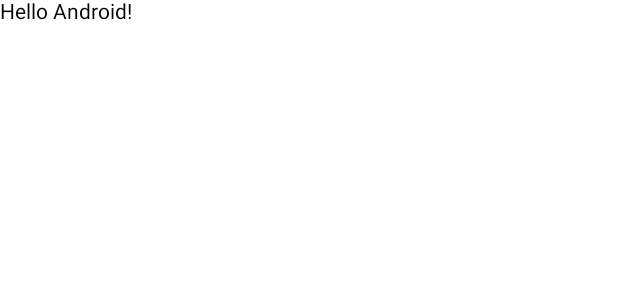
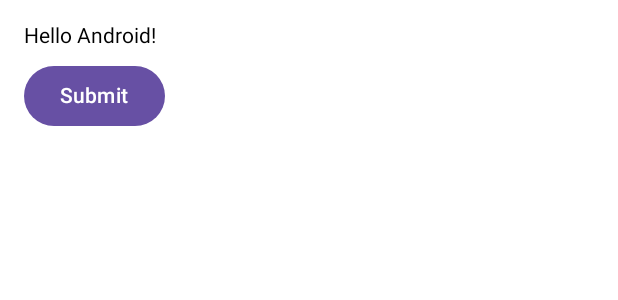
Before and after one commit to AravindMani-HariKrishnan/GiftLog, an Android app built with Jetpack Compose: the @Preview function GreetingPreview, on a phone screen of 412 x 824 dp. Shown: the top 300 px of the screen. Run offline under Robolectric (Android 15) with nearby library versions, the phone set to English and light mode, and no system bars; missing, so only their content is drawn: AppTheme.

Commit message:
View added

```diff
--- a/app/src/main/java/com/HarSu/giftlog/MainActivity.kt
+++ b/app/src/main/java/com/HarSu/giftlog/MainActivity.kt
@@ -3,13 +3,19 @@ package com.HarSu.giftlog
 import android.os.Bundle
 import androidx.activity.ComponentActivity
 import androidx.activity.compose.setContent
+import androidx.compose.foundation.layout.Column
+import androidx.compose.foundation.layout.Spacer
 import androidx.compose.foundation.layout.fillMaxSize
+import androidx.compose.foundation.layout.height
+import androidx.compose.foundation.layout.padding
+import androidx.compose.material3.Button
 import androidx.compose.material3.MaterialTheme
 import androidx.compose.material3.Surface
 import androidx.compose.material3.Text
 import androidx.compose.runtime.Composable
 import androidx.compose.ui.Modifier
 import androidx.compose.ui.tooling.preview.Preview
+import androidx.compose.ui.unit.dp
 import com.HarSu.giftlog.ui.theme.AppTheme
 
 class MainActivity : ComponentActivity() {
@@ -31,9 +37,15 @@ class MainActivity : ComponentActivity() {
 
 @Composable
 fun Greeting(name: String, modifier: Modifier = Modifier) {
-    Text(
-        text = "Hello $name!",
-    )
+    Column(modifier = Modifier.padding(16.dp) ) {
+        Text(
+            text = "Hello $name!",
+        )
+        Spacer(modifier = Modifier.height(8.dp))
+        Button(onClick = { /*TODO*/ }) {
+            Text(text = "Submit")
+        }
+    }
 }
 
 @Preview(showBackground = true)
```
